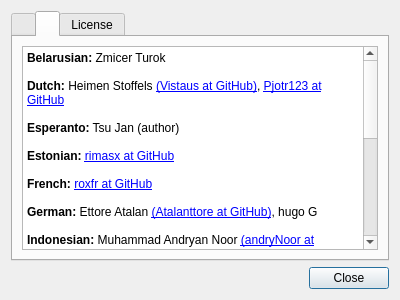
Before: the Qt Designer form Kvantum/kvantummanager/about.ui in tsujan/Kvantum, drawn with Qt 5.
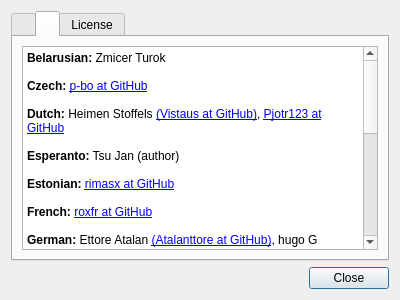
After: the same form once the commit is applied. The open tabs and pages were chosen to show the change.

Commit message: Updated Translators list

The edit to the form file:
```diff
--- a/Kvantum/kvantummanager/about.ui
+++ b/Kvantum/kvantummanager/about.ui
@@ -99,6 +99,8 @@
 &lt;/style&gt;&lt;/head&gt;&lt;body style=&quot;  font-weight:400; font-style:normal;&quot;&gt;
 &lt;p style=&quot; margin-top:0px; margin-bottom:0px; margin-left:0px; margin-right:0px; -qt-block-indent:0; text-indent:0px;&quot;&gt;&lt;span style=&quot; font-weight:600;&quot;&gt;Belarusian:&lt;/span&gt; Zmicer Turok&lt;/p&gt;
 &lt;p style=&quot;-qt-paragraph-type:empty; margin-top:0px; margin-bottom:0px; margin-left:0px; margin-right:0px; -qt-block-indent:0; text-indent:0px;&quot;&gt;&lt;br /&gt;&lt;/p&gt;
+&lt;p style=&quot; margin-top:0px; margin-bottom:0px; margin-left:0px; margin-right:0px; -qt-block-indent:0; text-indent:0px;&quot;&gt;&lt;span style=&quot; font-weight:600;&quot;&gt;Czech:&lt;/span&gt; &lt;a href=&quot;https://github.com/p-bo&quot;&gt;p-bo at GitHub&lt;/a&gt;&lt;/p&gt;
+&lt;p style=&quot;-qt-paragraph-type:empty; margin-top:0px; margin-bottom:0px; margin-left:0px; margin-right:0px; -qt-block-indent:0; text-indent:0px;&quot;&gt;&lt;br /&gt;&lt;/p&gt;
 &lt;p style=&quot; margin-top:0px; margin-bottom:0px; margin-left:0px; margin-right:0px; -qt-block-indent:0; text-indent:0px;&quot;&gt;&lt;span style=&quot; font-weight:600;&quot;&gt;Dutch:&lt;/span&gt; Heimen Stoffels &lt;a href=&quot;https://github.com/Vistaus&quot;&gt;&lt;span;&gt;(Vistaus at GitHub)&lt;/span&gt;&lt;/a&gt;, &lt;a href=&quot;https://github.com/Pjotr123&quot;&gt;&lt;span;&gt;Pjotr123 at GitHub&lt;/span&gt;&lt;/a&gt;&lt;/p&gt;
 &lt;p style=&quot;-qt-paragraph-type:empty; margin-top:0px; margin-bottom:0px; margin-left:0px; margin-right:0px; -qt-block-indent:0; text-indent:0px;&quot;&gt;&lt;br /&gt;&lt;/p&gt;
 &lt;p style=&quot; margin-top:0px; margin-bottom:0px; margin-left:0px; margin-right:0px; -qt-block-indent:0; text-indent:0px;&quot;&gt;&lt;span style=&quot; font-weight:600;&quot;&gt;Esperanto:&lt;/span&gt; Tsu Jan (author)&lt;/p&gt;
```
